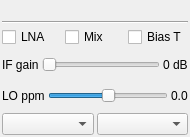
This is plugins/samplesource/fcdproplus/fcdproplusgui.ui in f4exb/sdrangel as Qt 5 draws it before an edit. The edited form follows.
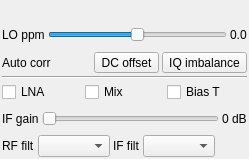
This is the edited form. Custom widgets are drawn as their Qt base class.

Commit message: FCD Pro+: implemented DC block and IQ imbalance buttons

The edit to the form file:
```diff
--- a/plugins/samplesource/fcdproplus/fcdproplusgui.ui
+++ b/plugins/samplesource/fcdproplus/fcdproplusgui.ui
@@ -6,8 +6,8 @@
    <rect>
     <x>0</x>
     <y>0</y>
-    <width>190</width>
-    <height>137</height>
+    <width>249</width>
+    <height>159</height>
    </rect>
   </property>
   <property name="sizePolicy">
@@ -93,6 +93,74 @@
      </item>
     </layout>
    </item>
+   <item>
+    <layout class="QHBoxLayout" name="horizontalLayout">
+     <item>
+      <widget class="QLabel" name="ppmLabel">
+       <property name="text">
+        <string>LO ppm</string>
+       </property>
+      </widget>
+     </item>
+     <item>
+      <widget class="QSlider" name="ppm">
+       <property name="toolTip">
+        <string>LO ppm correction</string>
+       </property>
+       <property name="minimum">
+        <number>-100</number>
+       </property>
+       <property name="maximum">
+        <number>100</number>
+       </property>
+       <property name="pageStep">
+        <number>1</number>
+       </property>
+       <property name="orientation">
+        <enum>Qt::Horizontal</enum>
+       </property>
+      </widget>
+     </item>
+     <item>
+      <widget class="QLabel" name="ppmText">
+       <property name="text">
+        <string>0.0</string>
+       </property>
+      </widget>
+     </item>
+    </layout>
+   </item>
+   <item>
+    <layout class="QHBoxLayout" name="horizontalLayout_corr">
+     <item>
+      <widget class="QLabel" name="corrLabel">
+       <property name="text">
+        <string>Auto corr</string>
+       </property>
+      </widget>
+     </item>
+     <item>
+      <widget class="ButtonSwitch" name="dcOffset">
+       <property name="toolTip">
+        <string>Automatic DC offset removal</string>
+       </property>
+       <property name="text">
+        <string>DC offset</string>
+       </property>
+      </widget>
+     </item>
+     <item>
+      <widget class="ButtonSwitch" name="iqImbalance">
+       <property name="toolTip">
+        <string>Automatic IQ imbalance correction</string>
+       </property>
+       <property name="text">
+        <string>IQ imbalance</string>
+       </property>
+      </widget>
+     </item>
+    </layout>
+   </item>
    <item>
     <widget class="Line" name="line_4">
      <property name="orientation">
@@ -166,44 +234,14 @@
     </layout>
    </item>
    <item>
-    <layout class="QHBoxLayout" name="horizontalLayout">
+    <layout class="QHBoxLayout" name="horizontalLayout_filters">
      <item>
-      <widget class="QLabel" name="ppmLabel">
+      <widget class="QLabel" name="filterRFLabel">
        <property name="text">
-        <string>LO ppm</string>
+        <string>RF filt</string>
        </property>
       </widget>
      </item>
-     <item>
-      <widget class="QSlider" name="ppm">
-       <property name="toolTip">
-        <string>LO ppm correction</string>
-       </property>
-       <property name="minimum">
-        <number>-100</number>
-       </property>
-       <property name="maximum">
-        <number>100</number>
-       </property>
-       <property name="pageStep">
-        <number>1</number>
-       </property>
-       <property name="orientation">
-        <enum>Qt::Horizontal</enum>
-       </property>
-      </widget>
-     </item>
-     <item>
-      <widget class="QLabel" name="ppmText">
-       <property name="text">
-        <string>0.0</string>
-       </property>
-      </widget>
-     </item>
-    </layout>
-   </item>
-   <item>
-    <layout class="QHBoxLayout" name="horizontalLayout_4">
      <item>
       <widget class="QComboBox" name="filterRF">
        <property name="toolTip">
@@ -211,6 +249,13 @@
        </property>
       </widget>
      </item>
+     <item>
+      <widget class="QLabel" name="filterIFLabel">
+       <property name="text">
+        <string>IF filt</string>
+       </property>
+      </widget>
+     </item>
      <item>
       <widget class="QComboBox" name="filterIF">
        <property name="toolTip">
@@ -218,6 +263,19 @@
        </property>
       </widget>
      </item>
+     <item>
+      <spacer name="horizontalSpacer_filt">
+       <property name="orientation">
+        <enum>Qt::Horizontal</enum>
+       </property>
+       <property name="sizeHint" stdset="0">
+        <size>
+         <width>40</width>
+         <height>20</height>
+        </size>
+       </property>
+      </spacer>
+     </item>
     </layout>
    </item>
   </layout>
@@ -229,6 +287,11 @@
    <header>gui/valuedial.h</header>
    <container>1</container>
   </customwidget>
+  <customwidget>
+   <class>ButtonSwitch</class>
+   <extends>QToolButton</extends>
+   <header>gui/buttonswitch.h</header>
+  </customwidget>
  </customwidgets>
  <resources/>
  <connections/>
```
Left out of the diff: 2 changed lines with no effect on the pictures. The commit also changes 4 other files.
